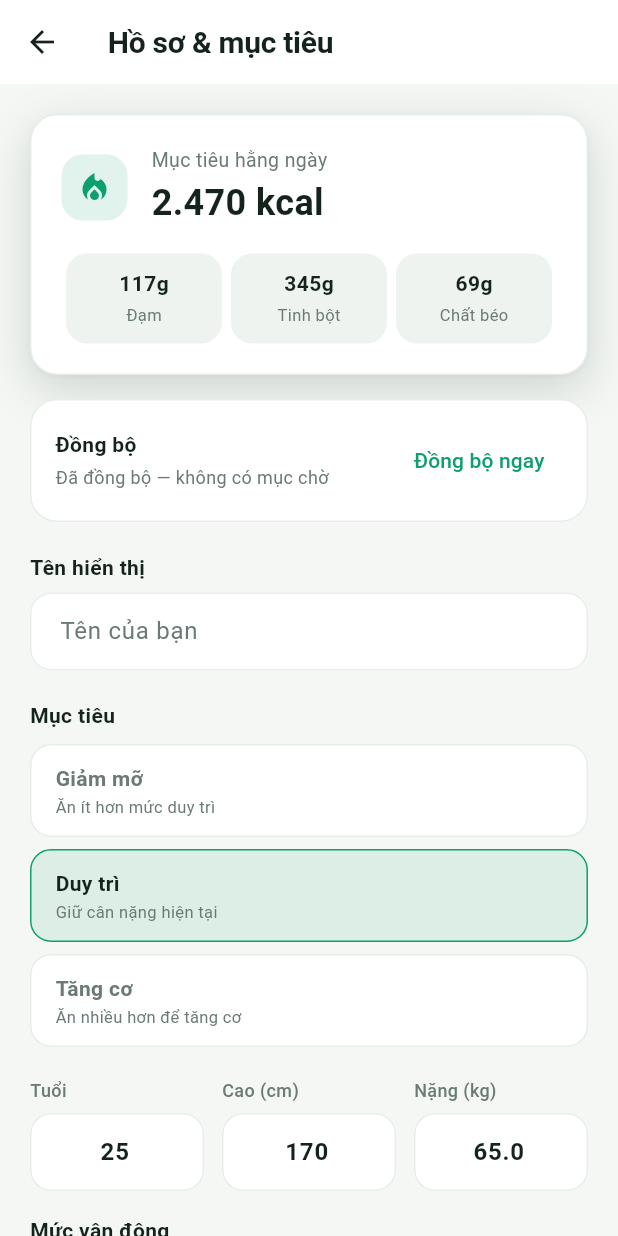
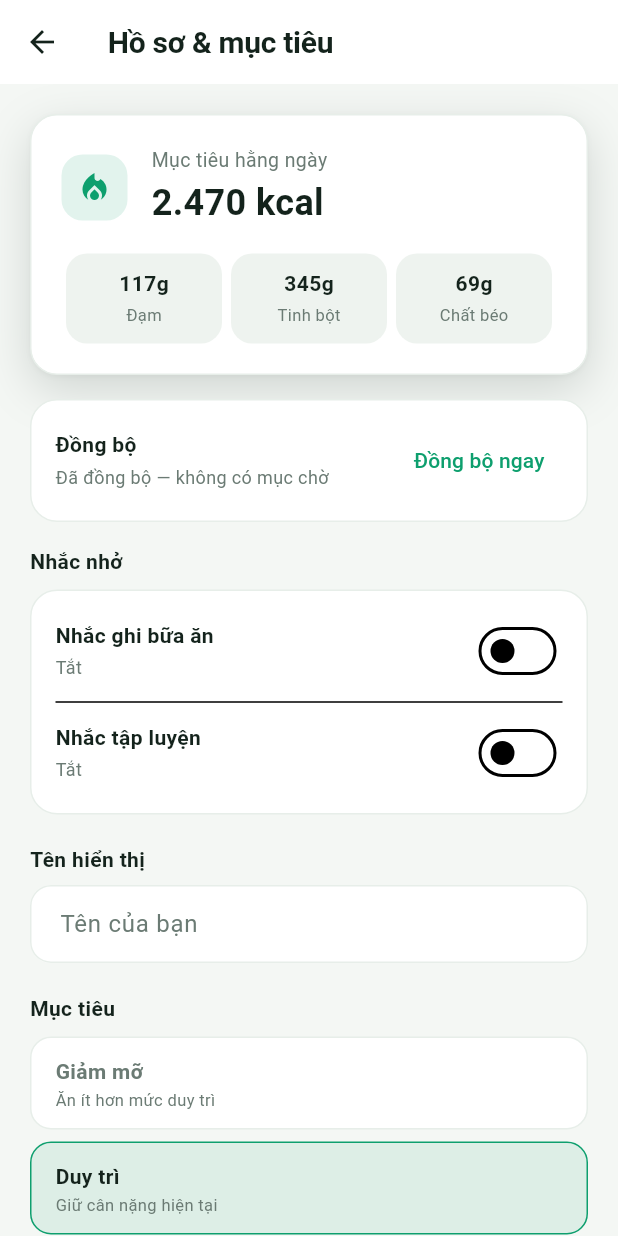
Before and after one commit to bonguynvan/FitVn, a Flutter app: the ProfileScreen screen opened directly, on a phone screen of 412 x 824 dp. Run offline on Flutter 3.47's test engine with Material 3 defaults, Android fonts, the light colour scheme and no system bars; our stand-ins replace connectivity_plus, drift, firebase_core, firebase_messaging, flutter_local_notifications, flutter_riverpod and 4 more; accounts and stored records are empty; generated files the repository leaves out were written again.

Commit message:
feat: local reminders + FCM push scaffold (phase 6)
Local notifications (offline, no backend):
- NotificationService (flutter_local_notifications + timezone): init,
  permission, scheduleDaily, cancel
- ReminderPrefs (shared_preferences) + ReminderController keep the OS schedule
  in sync with prefs (enable → permission + schedule, disable → cancel)
- Reminders section on Profile: meal + workout daily reminders with time picker
- main initializes the timezone DB + notifications

Server push:
- PushService (firebase_messaging) scaffolded but NOT auto-initialized — it
  requires flutterfire configure + native setup; documented in core/push.dart
  and the README. Wire from main once configured.

```diff
--- a/app_flutter/lib/src/app/providers.dart
+++ b/app_flutter/lib/src/app/providers.dart
@@ -1,6 +1,7 @@
 import 'package:flutter_riverpod/flutter_riverpod.dart';
 
 import '../core/env.dart';
+import '../core/notifications.dart';
 import '../core/supabase.dart';
 import '../data/local/database.dart';
 import '../data/repositories/auth_repository.dart';
@@ -55,6 +56,10 @@ final healthRepositoryProvider = Provider<HealthRepository>(
   (ref) => HealthRepository(ref.watch(databaseProvider)),
 );
 
+/// Local on-device notifications (reminders). Initialized in `main`.
+final notificationServiceProvider =
+    Provider<NotificationService>((ref) => NotificationService());
+
 /// The signed-in user's id, or 'local' when running without a backend (the
 /// native counterpart to the web app's stub session). Pending records key off
 /// this so they sync to the right account once signed in.
--- a/app_flutter/lib/src/features/profile/profile_screen.dart
+++ b/app_flutter/lib/src/features/profile/profile_screen.dart
@@ -7,6 +7,7 @@ import '../../widgets/app_card.dart';
 import '../../widgets/choice_tile.dart';
 import '../../widgets/number_field.dart';
 import '../../widgets/targets_card.dart';
+import '../reminders/reminders_section.dart';
 import '../sync/sync_controller.dart';
 import 'profile_controller.dart';
 
@@ -61,6 +62,10 @@ class _ProfileScreenState extends ConsumerState<ProfileScreen> {
           DailyTargetsCard(targets: targets),
           const SizedBox(height: 16),
           const _SyncRow(),
+          const SizedBox(height: 16),
+          const Text('Nhắc nhở', style: TextStyle(fontWeight: FontWeight.w600)),
+          const SizedBox(height: 8),
+          const RemindersSection(),
           const SizedBox(height: 20),
           const Text('Tên hiển thị',
               style: TextStyle(fontWeight: FontWeight.w600)),
--- /dev/null
+++ b/app_flutter/lib/src/features/reminders/reminders_section.dart
@@ -0,0 +1,103 @@
+import 'package:flutter/material.dart';
+import 'package:flutter_riverpod/flutter_riverpod.dart';
+
+import '../../theme/tokens.dart';
+import '../../widgets/app_card.dart';
+import 'reminder_controller.dart';
+import 'reminder_prefs.dart';
+
+/// Daily reminder settings (meals + workout) — schedules local notifications.
+class RemindersSection extends ConsumerWidget {
+  const RemindersSection({super.key});
+
+  @override
+  Widget build(BuildContext context, WidgetRef ref) {
+    final prefs = ref.watch(reminderControllerProvider).valueOrNull;
+    final ctrl = ref.read(reminderControllerProvider.notifier);
+    if (prefs == null) {
+      return const AppCard(child: Text('Đang tải nhắc nhở…'));
+    }
+    return AppCard(
+      child: Column(
+        children: [
+          _ReminderRow(
+            label: 'Nhắc ghi bữa ăn',
+            enabled: prefs.mealsEnabled,
+            hour: prefs.mealsHour,
+            minute: prefs.mealsMinute,
+            onToggle: (v) => ctrl.setMeals(enabled: v),
+            onPickTime: (t) =>
+                ctrl.setMeals(enabled: true, hour: t.hour, minute: t.minute),
+          ),
+          const Divider(height: 20),
+          _ReminderRow(
+            label: 'Nhắc tập luyện',
+            enabled: prefs.workoutEnabled,
+            hour: prefs.workoutHour,
+            minute: prefs.workoutMinute,
+            onToggle: (v) => ctrl.setWorkout(enabled: v),
+            onPickTime: (t) =>
+                ctrl.setWorkout(enabled: true, hour: t.hour, minute: t.minute),
+          ),
+        ],
+      ),
+    );
+  }
+}
+
+class _ReminderRow extends StatelessWidget {
+  const _ReminderRow({
+    required this.label,
+    required this.enabled,
+    required this.hour,
+    required this.minute,
+    required this.onToggle,
+    required this.onPickTime,
+  });
+
+  final String label;
+  final bool enabled;
+  final int hour;
+  final int minute;
+  final ValueChanged<bool> onToggle;
+  final ValueChanged<TimeOfDay> onPickTime;
+
+  String get _timeText =>
+      '${hour.toString().padLeft(2, '0')}:${minute.toString().padLeft(2, '0')}';
+
+  @override
+  Widget build(BuildContext context) {
+    return Row(
+      children: [
+        Expanded(
+          child: Column(
+            crossAxisAlignment: CrossAxisAlignment.start,
+            children: [
+              Text(label, style: const TextStyle(fontWeight: FontWeight.w600)),
+              const SizedBox(height: 2),
+              GestureDetector(
+                onTap: enabled
+                    ? () async {
+                        final picked = await showTimePicker(
+                          context: context,
+                          initialTime: TimeOfDay(hour: hour, minute: minute),
+                        );
+                        if (picked != null) onPickTime(picked);
+                      }
+                    : null,
+                child: Text(
+                  enabled ? 'Hằng ngày lúc $_timeText' : 'Tắt',
+                  style: TextStyle(
+                    fontSize: 12,
+                    color: enabled ? AppColors.primary : AppColors.textMuted,
+                  ),
+                ),
+              ),
+            ],
+          ),
+        ),
+        Switch(value: enabled, onChanged: onToggle),
+      ],
+    );
+  }
+}
```
Also changed, not shown: app_flutter/lib/main.dart (+9 -2 lines), app_flutter/lib/src/core/notifications.dart (added, +80 -0 lines), app_flutter/lib/src/core/push.dart (added, +37 -0 lines), app_flutter/lib/src/features/reminders/reminder_controller.dart (added, +83 -0 lines), app_flutter/lib/src/features/reminders/reminder_prefs.dart (added, +82 -0 lines), app_flutter/pubspec.yaml (+9 -0 lines), 1 other file.
